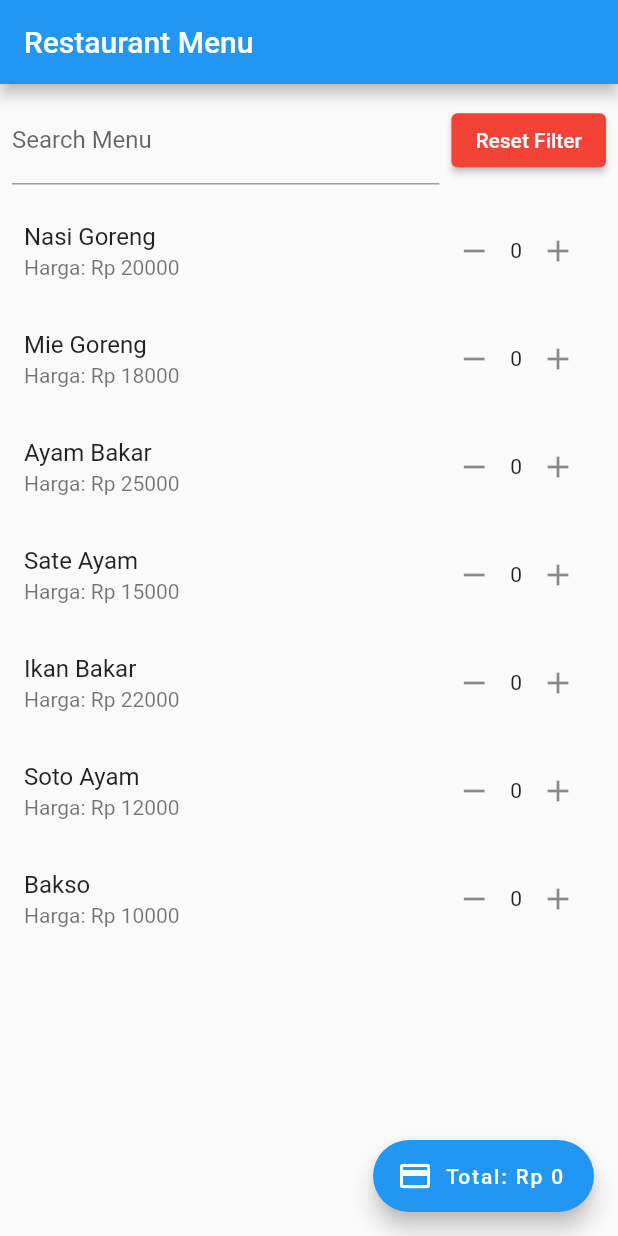
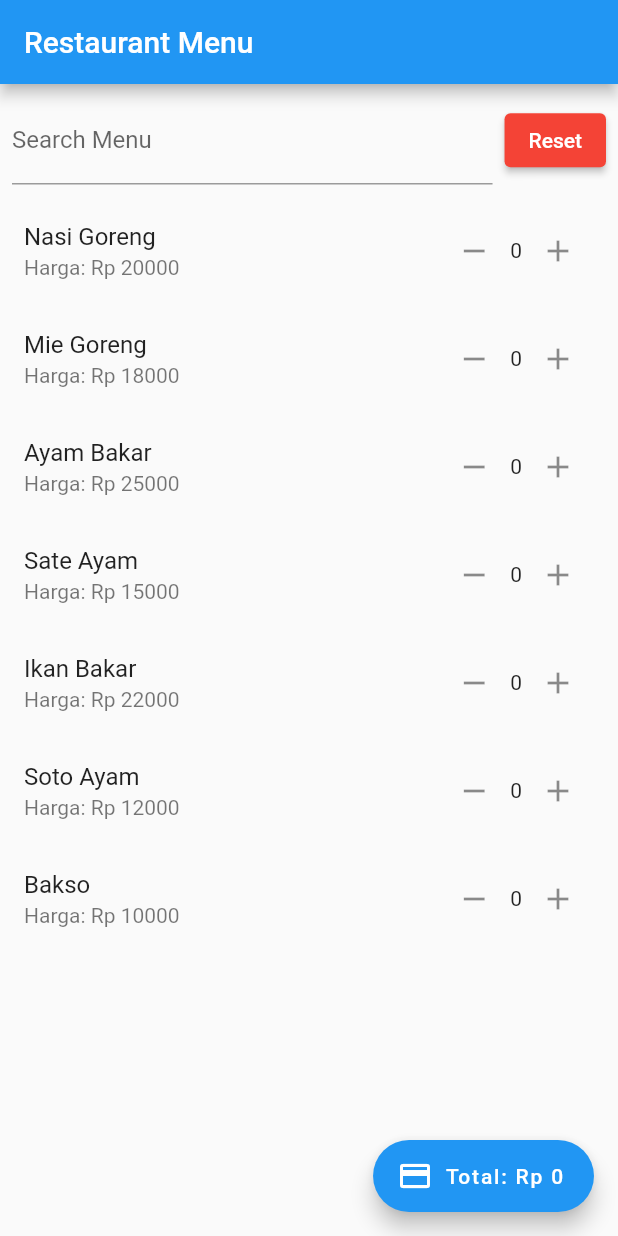
Before and after one commit to angkrnia/escape-master, a Flutter app: the NewHome screen opened directly, on a phone screen of 412 x 824 dp. Run offline on Flutter 3.47's test engine with Material 2 defaults, Android fonts, the phone set to English and light mode, and no system bars; our stand-ins replace fluttertoast, image_picker.

Commit message:
fix: reorder code
Signed-off-by: Angga Kurnia <anggakurnia712@gmail.com>

```diff
--- a/lib/screens/new_home.dart
+++ b/lib/screens/new_home.dart
@@ -104,10 +104,10 @@ class _NewHomeState extends State<NewHome> {
                   onPressed: () {
                     _resetFilter();
                   },
-                  child: const Text('Reset Filter'),
                   style: ButtonStyle(
                     backgroundColor: MaterialStateProperty.all(Colors.red),
                   ),
+                  child: const Text('Reset'),
                 ),
               ],
             ),
```
